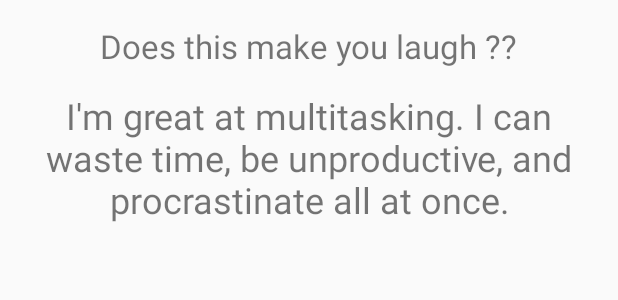
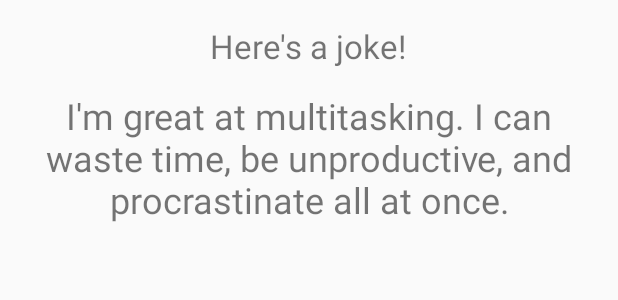
Before and after one commit to semani2/Project4-AndroidNanodegree, an Android app: the layout activity_joke.xml on its own in the app's theme, with its tools: preview values and no code run, on a phone screen of 412 x 824 dp. Shown: the top 300 px of the screen. Run offline under Robolectric (Android 15) with nearby library versions, the phone set to English and light mode, and no system bars.

```diff
--- a/androidjokeslibrary/src/main/res/layout/activity_joke.xml
+++ b/androidjokeslibrary/src/main/res/layout/activity_joke.xml
@@ -13,7 +13,7 @@
     <TextView
         android:layout_width="wrap_content"
         android:layout_height="wrap_content"
-        android:text="@string/does_this_make_you_laugh"
+        android:text="@string/here_is_a_joke"
         android:textSize="22sp"
         android:layout_centerHorizontal="true"
         android:id="@+id/laughTextView"
--- a/androidjokeslibrary/src/main/res/values/strings.xml
+++ b/androidjokeslibrary/src/main/res/values/strings.xml
@@ -1,5 +1,5 @@
 <resources>
     <string name="app_name">AndroidJokesLibrary</string>
 
-    <string name="does_this_make_you_laugh">Does this make you laugh ??</string>
+    <string name="here_is_a_joke">Here\'s a joke!</string>
 </resources>
--- a/app/src/main/java/com/udacity/gradle/builditbigger/asynctasks/EndpointsAsyncTask.java
+++ b/app/src/main/java/com/udacity/gradle/builditbigger/asynctasks/EndpointsAsyncTask.java
@@ -31,7 +31,7 @@ public class EndpointsAsyncTask extends AsyncTask<Activity, Void, String> {
                     // options for running against local devappserver
                     // - 10.0.2.2 is localhost's IP address in Android emulator
                     // - turn off compression when running against local devappserver
-                    .setRootUrl("http://10.0.2.2:8080/_ah/api/")
+                    .setRootUrl("https://my-project-1470326577912.appspot.com/_ah/api/")
                     .setGoogleClientRequestInitializer(new GoogleClientRequestInitializer() {
                         @Override
                         public void initialize(AbstractGoogleClientRequest<?> abstractGoogleClientRequest) throws IOException {
--- a/backend/src/main/webapp/WEB-INF/appengine-web.xml
+++ b/backend/src/main/webapp/WEB-INF/appengine-web.xml
@@ -1,6 +1,6 @@
 <?xml version="1.0" encoding="utf-8"?>
 <appengine-web-app xmlns="http://appengine.google.com/ns/1.0">
-    <application>myApplicationId</application>
+    <application>my-project-1470326577912</application>
     <version>1</version>
     <threadsafe>true</threadsafe>
 
```
